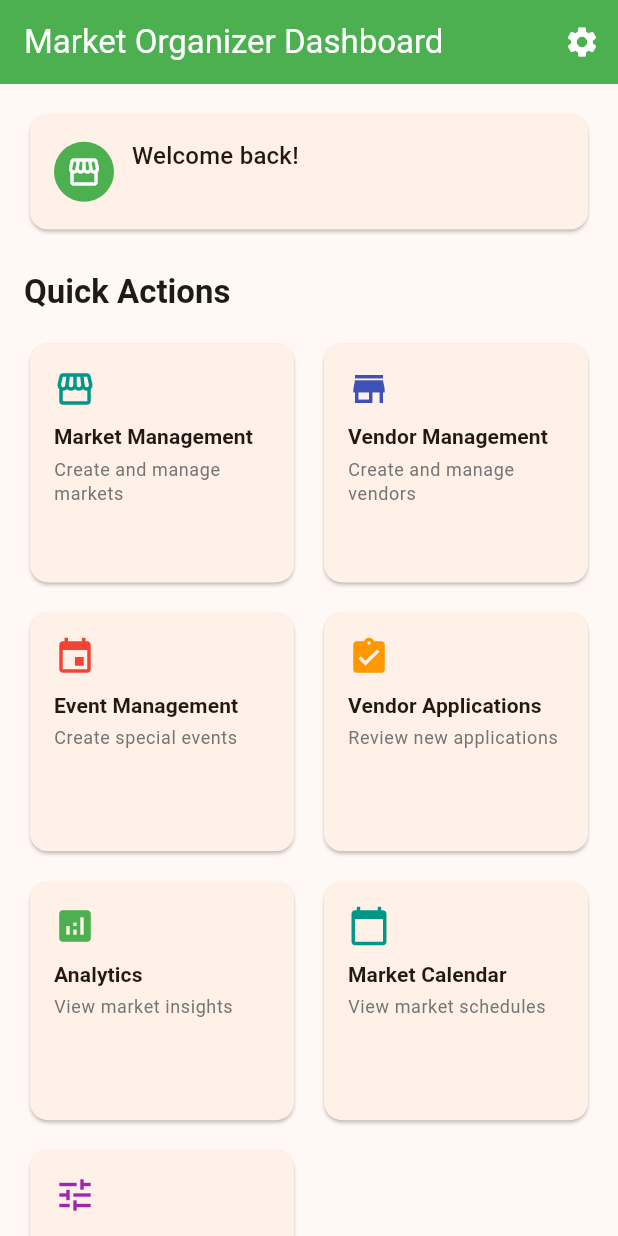
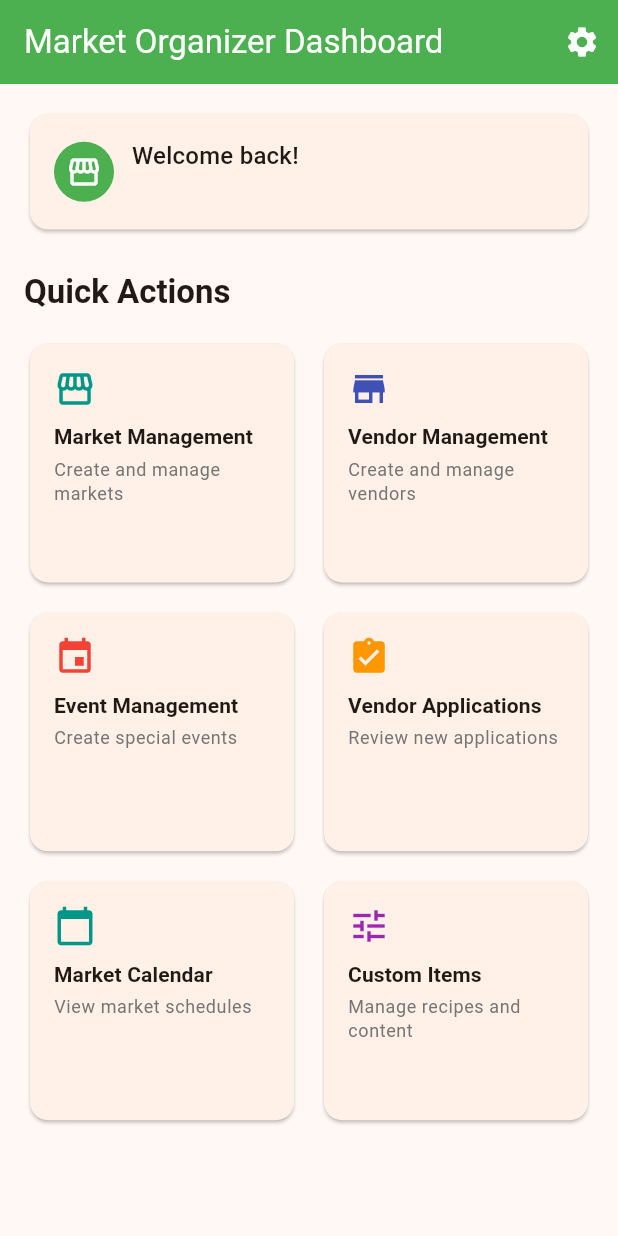
Before and after one commit to jwgillispie/hipop, a Flutter app: the OrganizerDashboard screen opened by its route, on a phone screen of 412 x 824 dp. Run offline on Flutter 3.47's test engine with Material 3 defaults, Android fonts, the phone set to English and light mode, and no system bars; our stand-ins replace cached_network_image, cloud_firestore, equatable, firebase_auth, firebase_core, firebase_remote_config and 7 more; accounts and stored records are empty; generated files the repository leaves out were written again.

```diff
--- a/hipop/lib/screens/organizer_dashboard.dart
+++ b/hipop/lib/screens/organizer_dashboard.dart
@@ -223,13 +223,14 @@ class _OrganizerDashboardState extends State<OrganizerDashboard> {
                       Colors.orange,
                       () => context.pushNamed('vendorApplications'),
                     ),
-                    _buildActionCard(
-                      'Analytics',
-                      'View market insights',
-                      Icons.analytics,
-                      Colors.green,
-                      () => context.pushNamed('analytics'),
-                    ),
+                    // TEMPORARILY HIDDEN: Analytics
+                    // _buildActionCard(
+                    //   'Analytics',
+                    //   'View market insights',
+                    //   Icons.analytics,
+                    //   Colors.green,
+                    //   () => context.pushNamed('analytics'),
+                    // ),
                     _buildActionCard(
                       'Market Calendar',
                       'View market schedules',
```
